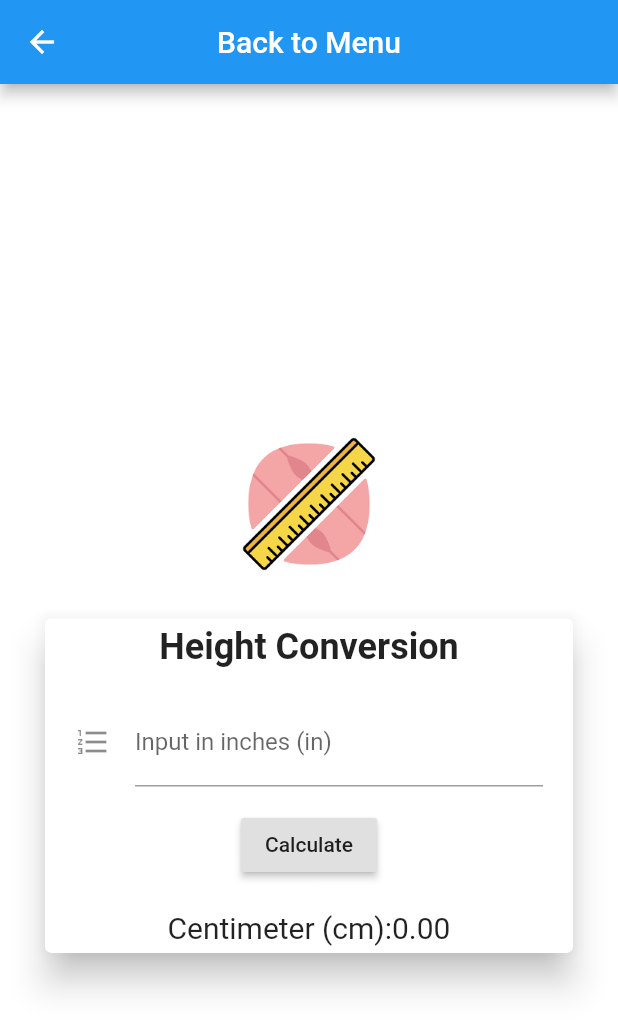
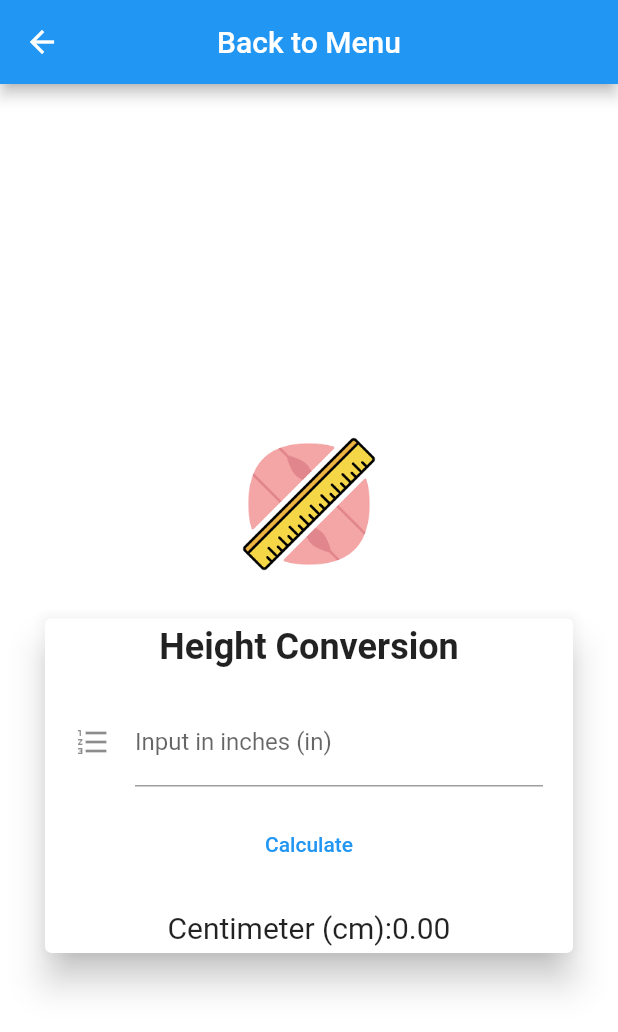
Before and after one commit to school-project-hub/converter, a Flutter app: the screen it shows after launch, after a tap on "Height Conversion", on a phone screen of 412 x 824 dp. Shown: the top 1032 px of the screen. Run offline on Flutter 3.47's test engine with Material 2 defaults, Android fonts, the phone set to English and light mode, and no system bars.

Commit message:
updated raisedbutton to textbutton

```diff
--- a/lib/decimal.dart
+++ b/lib/decimal.dart
@@ -60,7 +60,7 @@ class _DecimalConversionState extends State<DecimalConversion> {
                       Row(
                         mainAxisAlignment: MainAxisAlignment.spaceEvenly,
                         children: [
-                          RaisedButton(
+                          TextButton(
                             child: Text("Calculate"),
                             onPressed: () => calculateMe(1),
                           ),
--- a/lib/distance.dart
+++ b/lib/distance.dart
@@ -59,7 +59,7 @@ class _DistanceConversionState extends State<DistanceConversion> {
                       Row(
                         mainAxisAlignment: MainAxisAlignment.spaceEvenly,
                         children: [
-                          RaisedButton(
+                          TextButton(
                             child: Text("Calculate"),
                             onPressed: () => calculateMe(1),
                           ),
--- a/lib/height.dart
+++ b/lib/height.dart
@@ -56,7 +56,7 @@ class _HeightConversionState extends State<HeightConversion> {
                       Row(
                         mainAxisAlignment: MainAxisAlignment.spaceEvenly,
                         children: [
-                          RaisedButton(
+                          TextButton(
                             child: Text("Calculate"),
                             onPressed: () => calculateMe(1),
                           ),
--- a/lib/home.dart
+++ b/lib/home.dart
@@ -59,12 +59,15 @@ class _HomePageState extends State<HomePage> {
                         SizedBox(
                           width: 200,
                           height: 50,
-                          child: RaisedButton(
+                          child: ElevatedButton(
                             child: Text(
                               "Height Conversion",
                               style: TextStyle(fontSize: 18),
                             ),
-                            color: Colors.green,
+                            style: ButtonStyle(
+                              foregroundColor: MaterialStateProperty.all<Color>(
+                                  Colors.white),
+                            ),
                             onPressed: () => Navigator.push(
                                 context,
                                 MaterialPageRoute(
@@ -82,12 +85,15 @@ class _HomePageState extends State<HomePage> {
                         SizedBox(
                           width: 200,
                           height: 50,
-                          child: RaisedButton(
+                          child: ElevatedButton(
                             child: Text(
                               "Decimal to Binary",
                               style: TextStyle(fontSize: 18),
                             ),
-                            color: Colors.blue,
+                            style: ButtonStyle(
+                              foregroundColor: MaterialStateProperty.all<Color>(
+                                  Colors.white),
+                            ),
                             onPressed: () => Navigator.push(
                                 context,
                                 MaterialPageRoute(
@@ -105,12 +111,15 @@ class _HomePageState extends State<HomePage> {
                         SizedBox(
                           width: 200,
                           height: 50,
-                          child: RaisedButton(
+                          child: TextButton(
                             child: Text(
                               "Distance Conversion",
                               style: TextStyle(fontSize: 18),
                             ),
-                            color: Colors.orange,
+                            style: ButtonStyle(
+                              foregroundColor:
+                                  MaterialStateProperty.all<Color>(Colors.blue),
+                            ),
                             onPressed: () => Navigator.push(
                                 context,
                                 MaterialPageRoute(
```
Also changed, not shown: pubspec.lock, 1 other file.
